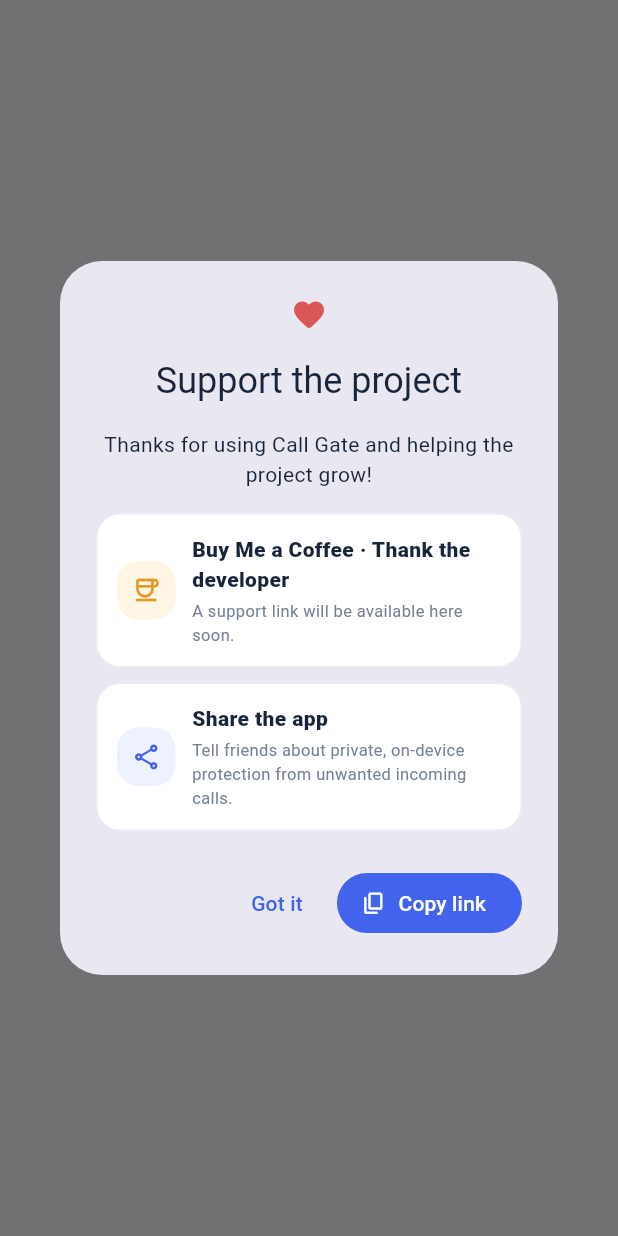
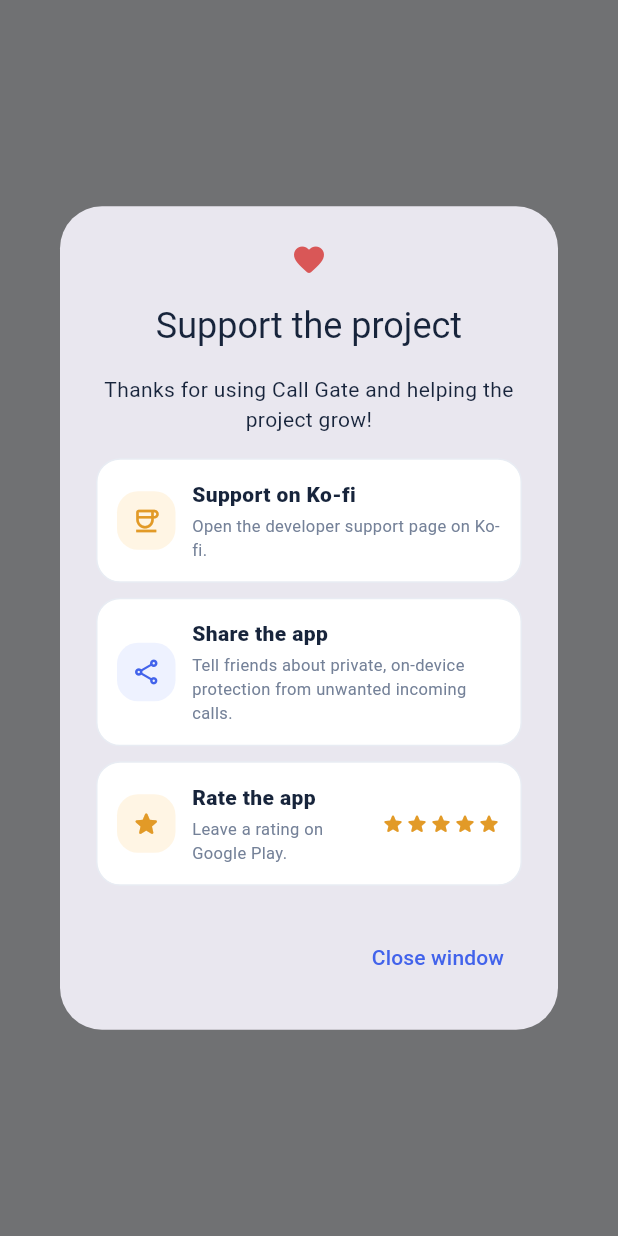
Before and after one commit to CyberDesignTech/call-guard, a Flutter app: what showSupportProjectDialog() shows on an empty page, opened directly with empty values, on a phone screen of 412 x 824 dp. Run offline on Flutter 3.47's test engine with Material 3 defaults, Android fonts, the phone set to English and light mode, and no system bars; our stand-ins replace sqflite; accounts and stored records are empty.

Commit message:
feat(support): add Ko-fi, rating and external URL opening without internet permission

```diff
--- a/lib/l10n/strings_de.dart
+++ b/lib/l10n/strings_de.dart
@@ -42,12 +42,13 @@ const Map<String, String> stringsDe = {
   'aboutPrivacy': 'Ihre Einstellungen und Listen werden nur auf diesem Gerät gespeichert. Es werden keine Daten an einen Server gesendet.',
   'supportThanks':
       'Danke, dass Sie Call Gate nutzen und das Projekt unterstützen!',
-  'supportCoffeeTitle': 'Buy Me a Coffee · Entwickler unterstützen',
-  'supportCoffeeDescription':
-      'Ein Unterstützungslink wird hier bald verfügbar sein.',
+  'supportKofiTitle': 'Auf Ko-fi unterstützen',
+  'supportKofiDescription': 'Öffne die Unterstützungsseite des Entwicklers auf Ko-fi.',
   'supportShareTitle': 'App teilen',
   'supportShareDescription': 'Erzählen Sie anderen vom lokalen Schutz vor unerwünschten eingehenden Anrufen.',
-  'copyLink': 'Link kopieren',
+  'rateAppTitle': 'App bewerten',
+  'rateAppDescription': 'Hinterlasse eine Bewertung im Google Play.',
+  'playStoreSoon': 'Die Google Play-Seite wird bald verfügbar sein',
   'linkCopied': 'Link kopiert',
   'languageTitle': 'App-Sprache',
   'themeTitle': 'Erscheinungsbild',
@@ -57,7 +58,7 @@ const Map<String, String> stringsDe = {
   'stubNotice': 'Diese Funktion wird in einer späteren Phase ergänzt',
   'testTitle': 'Testanruf',
   'testBody': 'Geben Sie eine Nummer ein, um sie mit den aktuellen Schutzregeln zu prüfen.',
-  'closeLabel': 'Verstanden',
+  'closeLabel': 'Fenster schließen',
   'homeEyebrow': 'IHR RUHEGEFÜHL IST GESCHÜTZT',
   'quickHiddenTitle': 'Verborgene Nummern',
   'quickHiddenSubtitle': 'Unbekannte / private Nummern',
--- a/lib/l10n/strings_en.dart
+++ b/lib/l10n/strings_en.dart
@@ -41,11 +41,13 @@ const Map<String, String> stringsEn = {
   'aboutDescription': 'Protect against unwanted incoming calls with number lists, country and operator rules, and quiet hours.',
   'aboutPrivacy': 'Your settings and lists are stored only on this device. No data is sent to a server.',
   'supportThanks': 'Thanks for using Call Gate and helping the project grow!',
-  'supportCoffeeTitle': 'Buy Me a Coffee · Thank the developer',
-  'supportCoffeeDescription': 'A support link will be available here soon.',
+  'supportKofiTitle': 'Support on Ko-fi',
+  'supportKofiDescription': 'Open the developer support page on Ko-fi.',
   'supportShareTitle': 'Share the app',
   'supportShareDescription': 'Tell friends about private, on-device protection from unwanted incoming calls.',
-  'copyLink': 'Copy link',
+  'rateAppTitle': 'Rate the app',
+  'rateAppDescription': 'Leave a rating on Google Play.',
+  'playStoreSoon': 'The Google Play page will be available soon',
   'linkCopied': 'Link copied',
   'languageTitle': 'App language',
   'themeTitle': 'Appearance',
@@ -56,7 +58,7 @@ const Map<String, String> stringsEn = {
   'testTitle': 'Test call',
   'testBody':
       'Enter a number to check it against your current protection rules.',
-  'closeLabel': 'Got it',
+  'closeLabel': 'Close window',
   'homeEyebrow': 'YOUR PEACE OF MIND, UNDER CONTROL',
   'quickHiddenTitle': 'Hidden numbers',
   'quickHiddenSubtitle': 'Unknown / private numbers',
--- a/lib/l10n/strings_es.dart
+++ b/lib/l10n/strings_es.dart
@@ -41,12 +41,13 @@ const Map<String, String> stringsEs = {
   'aboutPrivacy': 'La configuración y las listas se guardan solo en este dispositivo. No se envían datos a ningún servidor.',
   'supportThanks':
       '¡Gracias por usar Call Gate y ayudar a que el proyecto crezca!',
-  'supportCoffeeTitle': 'Buy Me a Coffee · Agradecer al desarrollador',
-  'supportCoffeeDescription':
-      'Pronto habrá aquí un enlace para apoyar el proyecto.',
+  'supportKofiTitle': 'Apoyar en Ko-fi',
+  'supportKofiDescription': 'Abre la página de apoyo al desarrollador en Ko-fi.',
   'supportShareTitle': 'Compartir la aplicación',
   'supportShareDescription': 'Cuéntales a tus amigos sobre la protección local frente a llamadas entrantes no deseadas.',
-  'copyLink': 'Copiar enlace',
+  'rateAppTitle': 'Valorar la aplicación',
+  'rateAppDescription': 'Deja una valoración en Google Play.',
+  'playStoreSoon': 'La página de Google Play estará disponible pronto',
   'linkCopied': 'Enlace copiado',
   'languageTitle': 'Idioma de la aplicación',
   'themeTitle': 'Apariencia',
@@ -56,7 +57,7 @@ const Map<String, String> stringsEs = {
   'stubNotice': 'Esta función se conectará en una etapa posterior',
   'testTitle': 'Llamada de prueba',
   'testBody': 'Introduce un número para comprobarlo con las reglas de protección actuales.',
-  'closeLabel': 'Entendido',
+  'closeLabel': 'Cerrar ventana',
   'homeEyebrow': 'TU TRANQUILIDAD, PROTEGIDA',
   'quickHiddenTitle': 'Números ocultos',
   'quickHiddenSubtitle': 'Números desconocidos o privados',
--- a/lib/l10n/strings_fr.dart
+++ b/lib/l10n/strings_fr.dart
@@ -41,11 +41,13 @@ const Map<String, String> stringsFr = {
   'aboutDescription': 'Protégez-vous des appels entrants indésirables grâce aux listes de numéros, aux règles par pays et opérateur et aux plages silencieuses.',
   'aboutPrivacy': 'Vos réglages et listes sont stockés uniquement sur cet appareil. Aucune donnée n’est envoyée à un serveur.',
   'supportThanks': 'Merci d’utiliser Call Gate et de contribuer au développement du projet !',
-  'supportCoffeeTitle': 'Buy Me a Coffee · Remercier le développeur',
-  'supportCoffeeDescription': 'Un lien de soutien sera bientôt disponible ici.',
+  'supportKofiTitle': 'Soutenir sur Ko-fi',
+  'supportKofiDescription': 'Ouvrir la page de soutien du développeur sur Ko-fi.',
   'supportShareTitle': 'Partager l’application',
   'supportShareDescription': 'Parlez à vos proches de la protection locale contre les appels entrants indésirables.',
-  'copyLink': 'Copier le lien',
+  'rateAppTitle': 'Noter l’application',
+  'rateAppDescription': 'Laissez une note sur Google Play.',
+  'playStoreSoon': 'La page Google Play sera bientôt disponible',
   'linkCopied': 'Lien copié',
   'languageTitle': 'Langue de l’application',
   'themeTitle': 'Apparence',
@@ -56,7 +58,7 @@ const Map<String, String> stringsFr = {
       'Cette fonctionnalité sera connectée lors d’une prochaine étape',
   'testTitle': 'Appel test',
   'testBody': 'Saisissez un numéro pour le vérifier avec les règles de protection actuelles.',
-  'closeLabel': 'Compris',
+  'closeLabel': 'Fermer la fenêtre',
   'homeEyebrow': 'VOTRE TRANQUILLITÉ EST PROTÉGÉE',
   'quickHiddenTitle': 'Numéros masqués',
   'quickHiddenSubtitle': 'Numéros inconnus / privés',
--- a/lib/l10n/strings_pl.dart
+++ b/lib/l10n/strings_pl.dart
@@ -42,11 +42,13 @@ const Map<String, String> stringsPl = {
   'aboutPrivacy': 'Ustawienia i listy są przechowywane wyłącznie na tym urządzeniu. Dane nie trafiają na serwer.',
   'supportThanks':
       'Dziękujemy za korzystanie z Call Gate i wsparcie rozwoju projektu!',
-  'supportCoffeeTitle': 'Buy Me a Coffee · Podziękuj twórcy',
-  'supportCoffeeDescription': 'Link do wsparcia pojawi się tutaj wkrótce.',
+  'supportKofiTitle': 'Wesprzyj na Ko-fi',
+  'supportKofiDescription': 'Otwórz stronę wsparcia twórcy na Ko-fi.',
   'supportShareTitle': 'Udostępnij aplikację',
   'supportShareDescription': 'Opowiedz znajomym o lokalnej ochronie przed niechcianymi połączeniami przychodzącymi.',
-  'copyLink': 'Kopiuj link',
+  'rateAppTitle': 'Oceń aplikację',
+  'rateAppDescription': 'Zostaw ocenę w Google Play.',
+  'playStoreSoon': 'Strona Google Play będzie wkrótce dostępna',
   'linkCopied': 'Link skopiowany',
   'languageTitle': 'Język aplikacji',
   'themeTitle': 'Wygląd aplikacji',
@@ -56,7 +58,7 @@ const Map<String, String> stringsPl = {
   'stubNotice': 'Ta funkcja zostanie podłączona w kolejnym etapie',
   'testTitle': 'Połączenie testowe',
   'testBody': 'Wpisz numer, aby sprawdzić go według bieżących reguł ochrony.',
-  'closeLabel': 'Rozumiem',
+  'closeLabel': 'Zamknij okno',
   'homeEyebrow': 'TWÓJ SPOKÓJ JEST POD OCHRONĄ',
   'quickHiddenTitle': 'Numery ukryte',
   'quickHiddenSubtitle': 'Nieznane / prywatne numery',
--- a/lib/l10n/strings_uk.dart
+++ b/lib/l10n/strings_uk.dart
@@ -42,12 +42,14 @@ const Map<String, String> stringsUk = {
   'aboutPrivacy': 'Ваші налаштування та списки зберігаються лише на цьому пристрої. Дані не надсилаються на сервер.',
   'supportThanks':
       'Дякуємо, що користуєтеся Call Gate і допомагаєте проєкту розвиватися!',
-  'supportCoffeeTitle': 'Buy Me a Coffee · Подякувати розробнику',
-  'supportCoffeeDescription': 'Посилання на підтримку з’явиться тут незабаром.',
+  'supportKofiTitle': 'Підтримати на Ko-fi',
+  'supportKofiDescription': 'Відкрити сторінку підтримки розробника на Ko-fi.',
   'supportShareTitle': 'Поділитися застосунком',
   'supportShareDescription':
       'Розкажіть друзям про локальний захист від небажаних вхідних дзвінків.',
-  'copyLink': 'Копіювати посилання',
+  'rateAppTitle': 'Оцінити застосунок',
+  'rateAppDescription': 'Залишіть оцінку в Google Play.',
+  'playStoreSoon': 'Сторінка в Google Play зʼявиться незабаром',
   'linkCopied': 'Посилання скопійовано',
   'languageTitle': 'Мова застосунку',
   'themeTitle': 'Тема оформлення',
@@ -58,7 +60,7 @@ const Map<String, String> stringsUk = {
   'testTitle': 'Тестовий виклик',
   'testBody':
       'Введіть номер, щоб перевірити його за поточними правилами захисту.',
-  'closeLabel': 'Зрозуміло',
+  'closeLabel': 'Закрити вікно',
   'homeEyebrow': 'Ваш спокій під контролем',
   'quickHiddenTitle': 'Приховані номери',
   'quickHiddenSubtitle': 'Невідомі / приватні номери',
--- a/lib/widgets/profile_settings_sheet.dart
+++ b/lib/widgets/profile_settings_sheet.dart
@@ -39,7 +39,7 @@ class ProfileSettingsSheetState extends State<ProfileSettingsSheet> {
           mainAxisSize: MainAxisSize.min,
           children: [
             Text(
-              '${widget.strings.call('versionLabel')}  v1.6.2',
+              '${widget.strings.call('versionLabel')}  v1.6.3',
               style: TextStyle(
                 color: AppPalette.accent(AppPalette.blue),
                 fontWeight: FontWeight.w800,
--- a/lib/widgets/support_project_dialog.dart
+++ b/lib/widgets/support_project_dialog.dart
@@ -2,6 +2,7 @@ import 'package:flutter/material.dart';
 import 'package:flutter/services.dart';
 
 import '../l10n/app_strings.dart';
+import '../platform/call_screening_channel.dart';
 import '../theme/app_palette.dart';
 import 'common/icon_box.dart';
 
@@ -11,6 +12,7 @@ Future<void> showSupportProjectDialog(
   BuildContext context,
   AppStrings strings,
 ) {
+  final channel = CallScreeningChannel();
   return showDialog<void>(
     context: context,
     builder: (dialogContext) => AlertDialog(
@@ -27,9 +29,13 @@ Future<void> showSupportProjectDialog(
             const SizedBox(height: 16),
             _SupportOption(
               icon: Icons.coffee_outlined,
-              title: strings.call('supportCoffeeTitle'),
-              description: strings.call('supportCoffeeDescription'),
+              title: strings.call('supportKofiTitle'),
+              description: strings.call('supportKofiDescription'),
               color: AppPalette.amber,
+              onTap: () async {
+                await channel.openExternalUrl('https://ko-fi.com/O4F42APP5S');
+                if (dialogContext.mounted) Navigator.pop(dialogContext);
+              },
             ),
             const SizedBox(height: 10),
             _SupportOption(
@@ -37,6 +43,38 @@ Future<void> showSupportProjectDialog(
               title: strings.call('supportShareTitle'),
               description: strings.call('supportShareDescription'),
               color: AppPalette.blue,
+              onTap: () => _copyProjectLink(context, dialogContext, strings),
+            ),
+            const SizedBox(height: 10),
+            _SupportOption(
+              icon: Icons.star_rounded,
+              title: strings.call('rateAppTitle'),
+              description: strings.call('rateAppDescription'),
+              color: AppPalette.amber,
+              trailing: Row(
+                mainAxisSize: MainAxisSize.min,
+                children: List.generate(
+                  5,
+                  (_) => Icon(
+                    Icons.star_rounded,
+                    size: 16,
+                    color: AppPalette.accent(AppPalette.amber),
+                  ),
+                ),
+              ),
+              onTap: () async {
+                final opened = await channel.openExternalUrl(
+                  'market://details?id=com.wepr.callguard',
+                );
+                if (!opened && context.mounted) {
+                  ScaffoldMessenger.of(context)
+                    ..hideCurrentSnackBar()
+                    ..showSnackBar(
+                      SnackBar(content: Text(strings.call('playStoreSoon'))),
+                    );
+                }
+                if (dialogContext.mounted) Navigator.pop(dialogContext);
+              },
             ),
           ],
         ),
@@ -45,11 +83,6 @@ Future<void> showSupportProjectDialog(
         TextButton(
           onPressed: () => Navigator.pop(dialogContext),
           child: Text(strings.call('closeLabel')),
-        ),
-        FilledButton.icon(
-          onPressed: () => _copyProjectLink(context, dialogContext, strings),
-          icon: const Icon(Icons.copy_rounded, size: 17),
-          label: Text(strings.call('copyLink')),
         ),
       ],
     ),
@@ -78,15 +111,22 @@ class _SupportOption extends StatelessWidget {
     required this.title,
     required this.description,
     required this.color,
+    this.trailing,
+    this.onTap,
   });
 
   final IconData icon;
   final String title;
   final String description;
   final Color color;
+  final Widget? trailing;
+  final VoidCallback? onTap;
 
   @override
-  Widget build(BuildContext context) => Container(
+  Widget build(BuildContext context) => InkWell(
+    onTap: onTap,
+    borderRadius: BorderRadius.circular(16),
+    child: Container(
       width: double.infinity,
       padding: const EdgeInsets.all(13),
       decoration: BoxDecoration(
@@ -116,7 +156,12 @@ class _SupportOption extends StatelessWidget {
               ],
             ),
           ),
+          if (trailing != null) ...[
+            const SizedBox(width: 8),
+            trailing!,
           ],
+        ],
+      ),
     ),
   );
 }
--- a/pubspec.yaml
+++ b/pubspec.yaml
@@ -16,7 +16,7 @@ publish_to: 'none' # Remove this line if you wish to publish to pub.dev
 # https://developer.apple.com/library/archive/documentation/General/Reference/InfoPlistKeyReference/Articles/CoreFoundationKeys.html
 # In Windows, build-name is used as the major, minor, and patch parts
 # of the product and file versions while build-number is used as the build suffix.
-version: 1.6.2+8
+version: 1.6.3+9
 
 environment:
   sdk: ^3.13.5
```
Also changed, not shown: lib/platform/call_screening_channel.dart (+7 -0 lines), 3 other files. Lines whose indentation alone changed are shown as unchanged.
